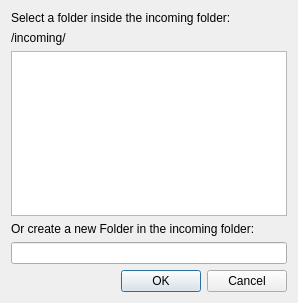
Above: juicer/src/targetfolderdialogbase.ui from applejuicenetz/gui-juicer before the change. Below: the same form after it.
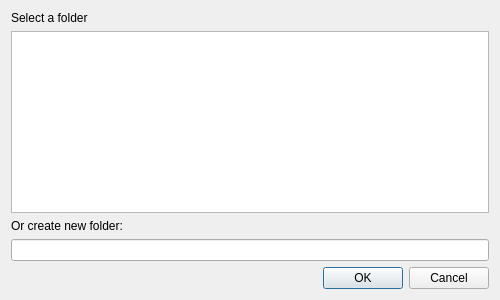
That is the form after the change.

Commit message: added support for chosing different download directories below incoming for each download

What changed in the file:
```diff
--- a/juicer/src/targetfolderdialogbase.ui
+++ b/juicer/src/targetfolderdialogbase.ui
@@ -5,10 +5,16 @@
    <rect>
     <x>0</x>
     <y>0</y>
-    <width>298</width>
-    <height>303</height>
+    <width>500</width>
+    <height>300</height>
    </rect>
   </property>
+  <property name="minimumSize" >
+   <size>
+    <width>500</width>
+    <height>300</height>
+   </size>
+  </property>
   <property name="windowTitle" >
    <string>Dialog</string>
   </property>
@@ -16,29 +22,38 @@
    <item>
     <widget class="QLabel" name="label_3" >
      <property name="text" >
-      <string>Select a folder inside the incoming folder:</string>
+      <string>Select a folder</string>
      </property>
     </widget>
    </item>
    <item>
-    <widget class="QLabel" name="incomingLabel" >
-     <property name="text" >
-      <string>/incoming/</string>
+    <widget class="QTreeWidget" name="treeWidget" >
+     <property name="sortingEnabled" >
+      <bool>true</bool>
      </property>
+     <property name="headerHidden" >
+      <bool>true</bool>
+     </property>
+     <column>
+      <property name="text" >
+       <string>1</string>
+      </property>
+     </column>
     </widget>
    </item>
    <item>
-    <widget class="QListWidget" name="listWidget" />
-   </item>
-   <item>
-    <widget class="QLabel" name="label_2" >
+    <widget class="QLabel" name="labelNewFolder" >
      <property name="text" >
-      <string>Or create a new Folder in the incoming folder:</string>
+      <string>Or create new folder:</string>
      </property>
     </widget>
    </item>
    <item>
-    <widget class="QLineEdit" name="lineEdit" />
+    <widget class="QLineEdit" name="leNewFolder" >
+     <property name="enabled" >
+      <bool>true</bool>
+     </property>
+    </widget>
    </item>
    <item>
     <widget class="QDialogButtonBox" name="buttonBox" >
```
Left out of the diff: 18 changed lines with no effect on the pictures. The commit also changes 19 other files.
